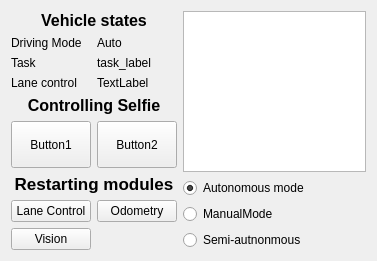
First picture: the form in src/Tools/rqt_plugins/resource/MyPlugin.ui, repository KNR-PW/selfie_carolocup, before the edit.
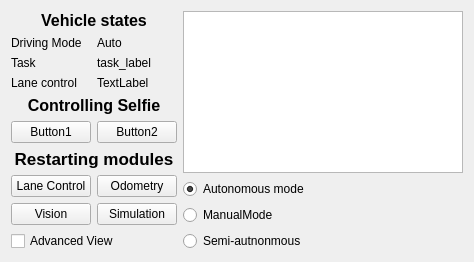
Second picture: the form after the edit.

Commit message: Add simulation restarting button

Diff of the .ui file:
```diff
--- a/src/Tools/rqt_plugins/resource/MyPlugin.ui
+++ b/src/Tools/rqt_plugins/resource/MyPlugin.ui
@@ -6,7 +6,7 @@
    <rect>
     <x>0</x>
     <y>0</y>
-    <width>377</width>
+    <width>474</width>
     <height>261</height>
    </rect>
   </property>
@@ -213,6 +213,25 @@
        </item>
        <item>
         <layout class="QGridLayout" name="restart_grid_layout">
+         <item row="1" column="1">
+          <widget class="QPushButton" name="button_restart_simulation">
+           <property name="enabled">
+            <bool>true</bool>
+           </property>
+           <property name="sizePolicy">
+            <sizepolicy hsizetype="Minimum" vsizetype="Preferred">
+             <horstretch>0</horstretch>
+             <verstretch>0</verstretch>
+            </sizepolicy>
+           </property>
+           <property name="text">
+            <string>Simulation</string>
+           </property>
+           <property name="flat">
+            <bool>false</bool>
+           </property>
+          </widget>
+         </item>
          <item row="0" column="0">
           <widget class="QPushButton" name="button_res_lane">
            <property name="sizePolicy">
@@ -254,6 +273,13 @@
          </item>
         </layout>
        </item>
+       <item>
+        <widget class="QCheckBox" name="check_box_advanced_view">
+         <property name="text">
+          <string>Advanced View</string>
+         </property>
+        </widget>
+       </item>
       </layout>
      </item>
      <item>
```
The commit also changes 1 other file.
